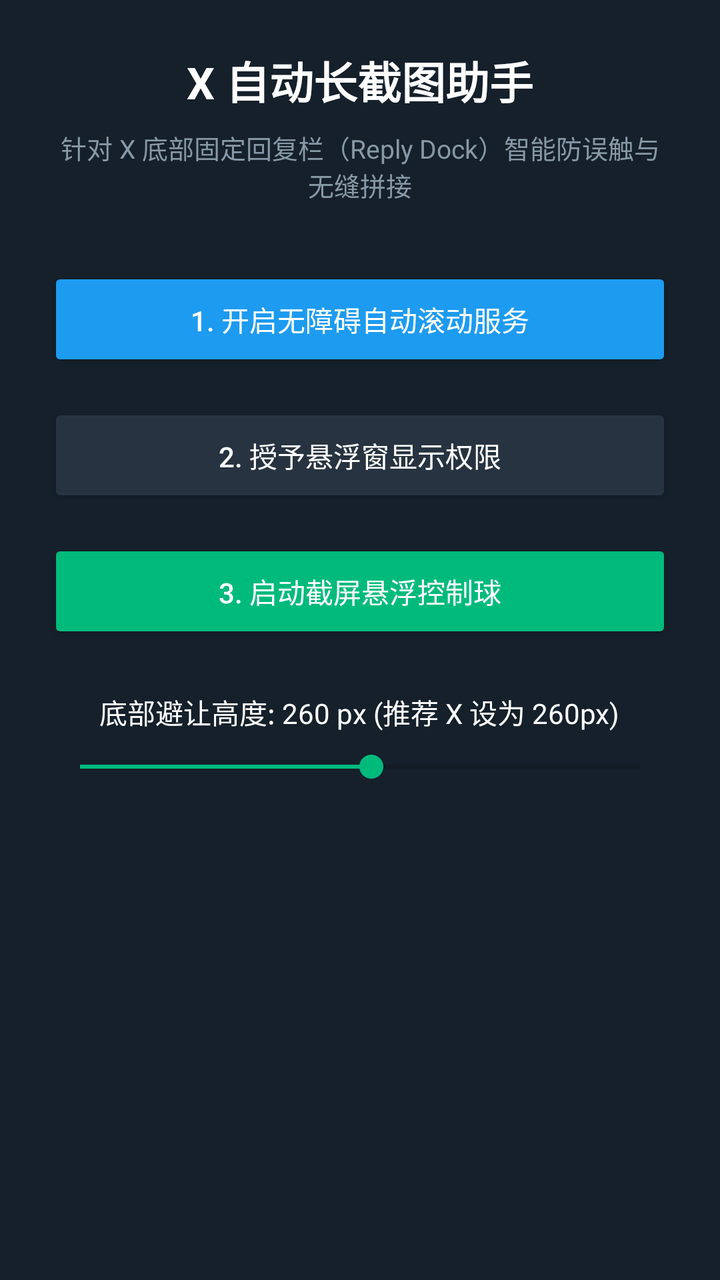
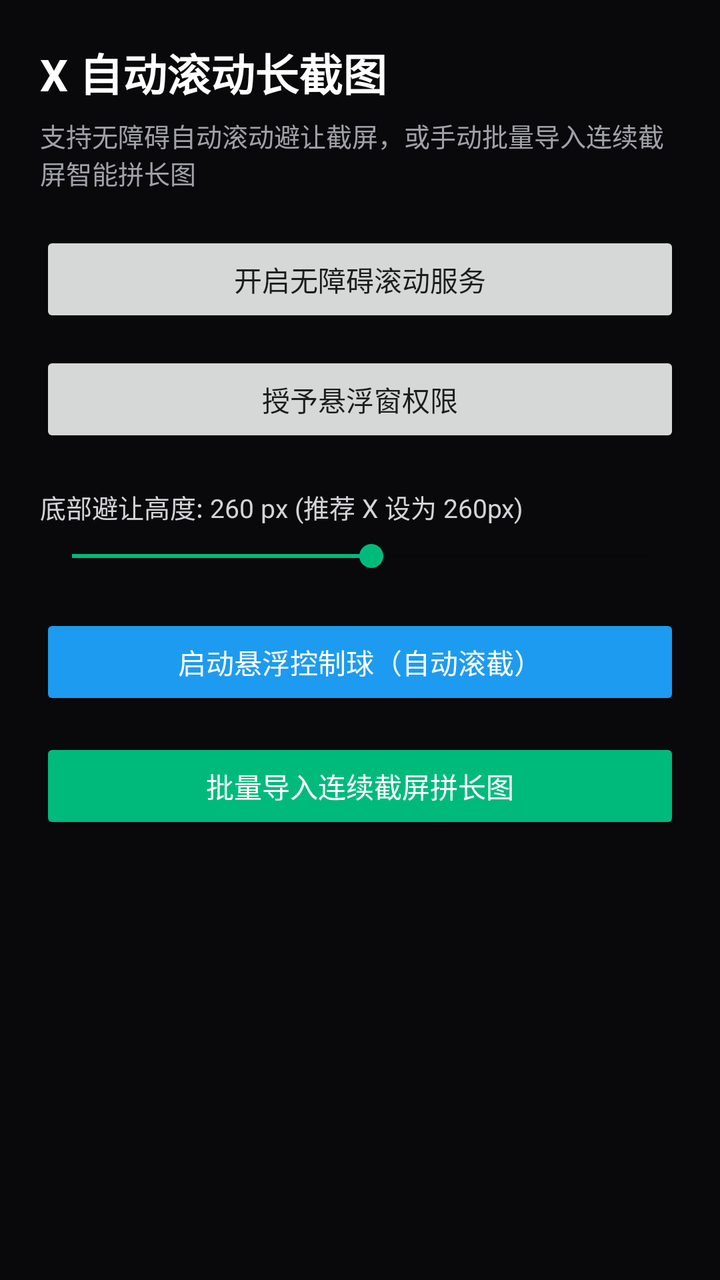

Two renders of the same Android screen: before a commit and after it. Below are the layout's source before the change and the commit's diff.
<!-- AndroidManifest.xml: application theme Theme.MaterialComponents.DayNight.DarkActionBar -->
<!-- res/layout/activity_main.xml -->
<?xml version="1.0" encoding="utf-8"?>
<LinearLayout xmlns:android="http://schemas.android.com/apk/res/android"
    android:layout_width="match_parent"
    android:layout_height="match_parent"
    android:orientation="vertical"
    android:padding="24dp"
    android:gravity="center_horizontal"
    android:background="#15202B">

    <TextView
        android:layout_width="wrap_content"
        android:layout_height="wrap_content"
        android:text="X 自动长截图助手"
        android:textColor="#FFFFFF"
        android:textSize="22sp"
        android:textStyle="bold"
        android:layout_marginBottom="8dp" />

    <TextView
        android:layout_width="wrap_content"
        android:layout_height="wrap_content"
        android:text="针对 X 底部固定回复栏（Reply Dock）智能防误触与无缝拼接"
        android:textColor="#8899A6"
        android:textSize="13sp"
        android:gravity="center"
        android:layout_marginBottom="32dp" />

    <Button
        android:id="@+id/btnAccessibility"
        android:layout_width="match_parent"
        android:layout_height="52dp"
        android:text="1. 开启无障碍自动滚动服务"
        android:backgroundTint="#1D9BF0"
        android:textColor="#FFFFFF"
        android:layout_marginBottom="16dp" />

    <Button
        android:id="@+id/btnOverlay"
        android:layout_width="match_parent"
        android:layout_height="52dp"
        android:text="2. 授予悬浮窗显示权限"
        android:backgroundTint="#273340"
        android:textColor="#FFFFFF"
        android:layout_marginBottom="16dp" />

    <Button
        android:id="@+id/btnStartService"
        android:layout_width="match_parent"
        android:layout_height="52dp"
        android:text="3. 启动截屏悬浮控制球"
        android:backgroundTint="#00BA7C"
        android:textColor="#FFFFFF"
        android:layout_marginBottom="24dp" />

    <TextView
        android:id="@+id/tvBottomCropValue"
        android:layout_width="wrap_content"
        android:layout_height="wrap_content"
        android:text="底部避让高度: 260 px (推荐 X 设为 260px)"
        android:textColor="#FFFFFF"
        android:layout_marginBottom="8dp" />

    <SeekBar
        android:id="@+id/seekBottomCrop"
        android:layout_width="match_parent"
        android:layout_height="wrap_content"
        android:max="500"
        android:progress="260" />

</LinearLayout>
<!-- resources referenced by this layout -->
<resources>
  <style name="Theme.MaterialComponents.DayNight.DarkActionBar" parent="Theme.AppCompat.DayNight.NoActionBar">
          <item name="colorPrimary">#1D9BF0</item>
          <item name="colorPrimaryDark">#15202B</item>
          <item name="colorAccent">#00BA7C</item>
          <item name="android:statusBarColor">#15202B</item>
          <item name="android:navigationBarColor">#15202B</item>
      </style>
</resources>

<!-- the commit's change to res/layout/activity_main.xml (unified diff, before → after) -->
@@ -1,70 +1,80 @@
 <?xml version="1.0" encoding="utf-8"?>
-<LinearLayout xmlns:android="http://schemas.android.com/apk/res/android"
+<ScrollView xmlns:android="http://schemas.android.com/apk/res/android"
     android:layout_width="match_parent"
     android:layout_height="match_parent"
-    android:orientation="vertical"
-    android:padding="24dp"
-    android:gravity="center_horizontal"
-    android:background="#15202B">
+    android:background="#09090B"
+    android:padding="20dp">
 
-    <TextView
-        android:layout_width="wrap_content"
-        android:layout_height="wrap_content"
-        android:text="X 自动长截图助手"
-        android:textColor="#FFFFFF"
-        android:textSize="22sp"
-        android:textStyle="bold"
-        android:layout_marginBottom="8dp" />
-
-    <TextView
-        android:layout_width="wrap_content"
-        android:layout_height="wrap_content"
-        android:text="针对 X 底部固定回复栏（Reply Dock）智能防误触与无缝拼接"
-        android:textColor="#8899A6"
-        android:textSize="13sp"
-        android:gravity="center"
-        android:layout_marginBottom="32dp" />
-
-    <Button
-        android:id="@+id/btnAccessibility"
-        android:layout_width="match_parent"
-        android:layout_height="52dp"
-        android:text="1. 开启无障碍自动滚动服务"
-        android:backgroundTint="#1D9BF0"
-        android:textColor="#FFFFFF"
-        android:layout_marginBottom="16dp" />
-
-    <Button
-        android:id="@+id/btnOverlay"
-        android:layout_width="match_parent"
-        android:layout_height="52dp"
-        android:text="2. 授予悬浮窗显示权限"
-        android:backgroundTint="#273340"
-        android:textColor="#FFFFFF"
-        android:layout_marginBottom="16dp" />
-
-    <Button
-        android:id="@+id/btnStartService"
-        android:layout_width="match_parent"
-        android:layout_height="52dp"
-        android:text="3. 启动截屏悬浮控制球"
-        android:backgroundTint="#00BA7C"
-        android:textColor="#FFFFFF"
-        android:layout_marginBottom="24dp" />
-
-    <TextView
-        android:id="@+id/tvBottomCropValue"
-        android:layout_width="wrap_content"
-        android:layout_height="wrap_content"
-        android:text="底部避让高度: 260 px (推荐 X 设为 260px)"
-        android:textColor="#FFFFFF"
-        android:layout_marginBottom="8dp" />
-
-    <SeekBar
-        android:id="@+id/seekBottomCrop"
+    <LinearLayout
         android:layout_width="match_parent"
         android:layout_height="wrap_content"
-        android:max="500"
-        android:progress="260" />
+        android:orientation="vertical">
 
-</LinearLayout>
+        <TextView
+            android:layout_width="wrap_content"
+            android:layout_height="wrap_content"
+            android:text="X 自动滚动长截图"
+            android:textColor="#FFFFFF"
+            android:textSize="22sp"
+            android:textStyle="bold" />
+
+        <TextView
+            android:layout_width="wrap_content"
+            android:layout_height="wrap_content"
+            android:layout_marginTop="6dp"
+            android:layout_marginBottom="20dp"
+            android:text="支持无障碍自动滚动避让截屏，或手动批量导入连续截屏智能拼长图"
+            android:textColor="#A1A1AA"
+            android:textSize="13sp" />
+
+        <Button
+            android:id="@+id/btnAccessibility"
+            android:layout_width="match_parent"
+            android:layout_height="wrap_content"
+            android:layout_marginBottom="12dp"
+            android:text="开启无障碍滚动服务" />
+
+        <Button
+            android:id="@+id/btnOverlay"
+            android:layout_width="match_parent"
+            android:layout_height="wrap_content"
+            android:layout_marginBottom="12dp"
+            android:text="授予悬浮窗权限" />
+
+        <TextView
+            android:id="@+id/tvBottomCropValue"
+            android:layout_width="wrap_content"
+            android:layout_height="wrap_content"
+            android:layout_marginTop="8dp"
+            android:text="底部避让高度: 260 px (推荐 X 设为 260px)"
+            android:textColor="#D4D4D8"
+            android:textSize="13sp" />
+
+        <SeekBar
+            android:id="@+id/seekBottomCrop"
+            android:layout_width="match_parent"
+            android:layout_height="wrap_content"
+            android:layout_marginTop="6dp"
+            android:layout_marginBottom="20dp"
+            android:max="500"
+            android:progress="260" />
+
+        <Button
+            android:id="@+id/btnStartService"
+            android:layout_width="match_parent"
+            android:layout_height="wrap_content"
+            android:layout_marginBottom="14dp"
+            android:backgroundTint="#1D9BF0"
+            android:text="启动悬浮控制球（自动滚截）"
+            android:textColor="#FFFFFF" />
+
+        <Button
+            android:id="@+id/btnManualStitch"
+            android:layout_width="match_parent"
+            android:layout_height="wrap_content"
+            android:backgroundTint="#00BA7C"
+            android:text="批量导入连续截屏拼长图"
+            android:textColor="#FFFFFF" />
+
+    </LinearLayout>
+</ScrollView>
